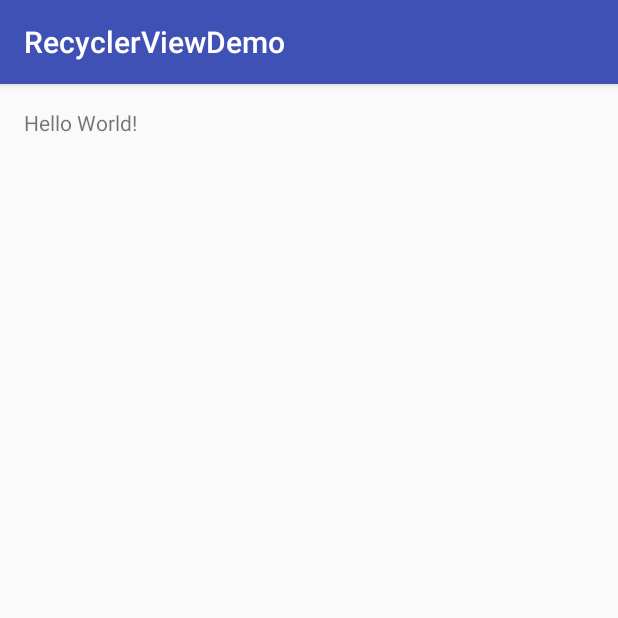
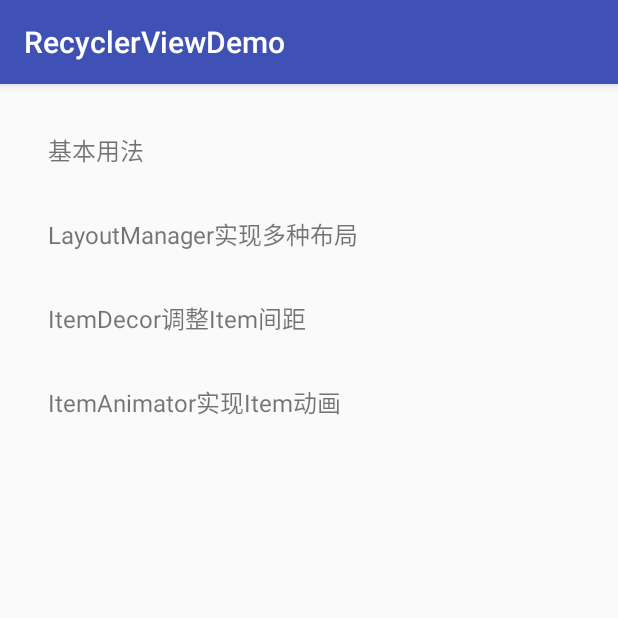
Before and after one commit to winter120/RecyclerViewDemo, an Android app: the screen it shows after launch (MainActivity), on a phone screen of 412 x 824 dp, the top half of it. Run offline under Robolectric (Android 15) with nearby library versions, the phone set to English and light mode, and no system bars.

Commit message:
base usage of recyclerview
base usage of recyclerview

```diff
--- a/app/src/main/java/com/winter/recyclerviewdemo/MainActivity.java
+++ b/app/src/main/java/com/winter/recyclerviewdemo/MainActivity.java
@@ -1,13 +1,64 @@
 package com.winter.recyclerviewdemo;
 
+import android.os.Bundle;
 import android.support.v7.app.AppCompatActivity;
-import android.os.Bundle;
+import android.support.v7.widget.AppCompatTextView;
+import android.support.v7.widget.LinearLayoutManager;
+import android.support.v7.widget.RecyclerView;
+import android.view.LayoutInflater;
+import android.view.View;
+import android.view.ViewGroup;
+import android.widget.TextView;
+import android.widget.Toast;
 
 public class MainActivity extends AppCompatActivity {
+    private String[] menus;
 
     @Override
     protected void onCreate(Bundle savedInstanceState) {
         super.onCreate(savedInstanceState);
         setContentView(R.layout.activity_main);
+        RecyclerView recyclerView = (RecyclerView) findViewById(R.id.recycler_view);
+        menus = getResources().getStringArray(R.array.main_menu);
+        recyclerView.setAdapter(new MyAdapter());
+        //LayoutManager是必须的，否则无法显示。
+        recyclerView.setLayoutManager(new LinearLayoutManager(this));
+    }
+
+    private class MyHolder extends RecyclerView.ViewHolder {
+
+        public AppCompatTextView textView;
+
+        public MyHolder(View itemView) {
+            super(itemView);
+            this.textView = (AppCompatTextView) itemView;
+        }
+    }
+
+    private class MyAdapter extends RecyclerView.Adapter<MyHolder> {
+
+        @Override
+        public MyHolder onCreateViewHolder(ViewGroup parent, int viewType) {
+            TextView textView = (TextView) LayoutInflater.from(MainActivity.this)
+                    .inflate(R.layout.item_main_menu, parent, false);
+            return new MyHolder(textView);
+        }
+
+        @Override
+        public void onBindViewHolder(final MyHolder holder, int position) {
+            holder.textView.setText(menus[position]);
+            holder.textView.setOnClickListener(new View.OnClickListener() {
+                @Override
+                public void onClick(View v) {
+                    int position = holder.getAdapterPosition();
+                    Toast.makeText(MainActivity.this, "position " + position, Toast.LENGTH_SHORT).show();
+                }
+            });
+        }
+
+        @Override
+        public int getItemCount() {
+            return menus.length;
+        }
     }
 }
--- a/app/src/main/res/layout/activity_main.xml
+++ b/app/src/main/res/layout/activity_main.xml
@@ -10,8 +10,8 @@
     android:paddingTop="@dimen/activity_vertical_margin"
     tools:context="com.winter.recyclerviewdemo.MainActivity">
 
-    <TextView
-        android:layout_width="wrap_content"
-        android:layout_height="wrap_content"
-        android:text="Hello World!" />
+    <android.support.v7.widget.RecyclerView
+        android:id="@+id/recycler_view"
+        android:layout_width="match_parent"
+        android:layout_height="wrap_content"/>
 </RelativeLayout>
--- /dev/null
+++ b/app/src/main/res/layout/item_main_menu.xml
@@ -0,0 +1,8 @@
+<?xml version="1.0" encoding="utf-8"?>
+<android.support.v7.widget.AppCompatTextView xmlns:android="http://schemas.android.com/apk/res/android"
+    android:layout_width="match_parent"
+    android:textSize="16sp"
+    android:gravity="center_vertical"
+    android:paddingLeft="16dp"
+    android:paddingRight="16dp"
+    android:layout_height="56dp" />
--- a/app/src/main/res/values/strings.xml
+++ b/app/src/main/res/values/strings.xml
@@ -1,3 +1,10 @@
 <resources>
     <string name="app_name">RecyclerViewDemo</string>
+
+    <string-array name="main_menu">
+        <item>基本用法</item>
+        <item>LayoutManager实现多种布局</item>
+        <item>ItemDecor调整Item间距</item>
+        <item>ItemAnimator实现Item动画</item>
+    </string-array>
 </resources>
```
